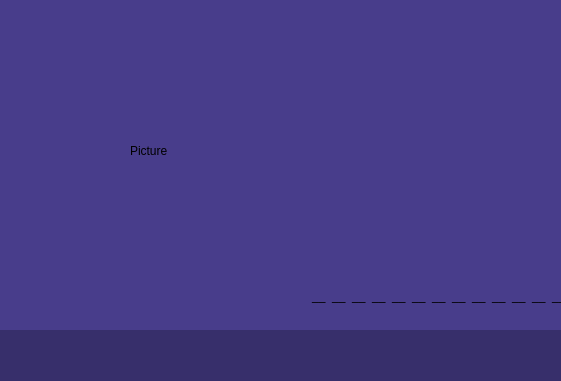
Before: the Qt Designer form Client/Client/MenuForm.ui in Mihnea11/Triviador, drawn with Qt 5; both pictures show x 0 to 561 and y 0 to 381 of the 1280 by 720 pixel window.
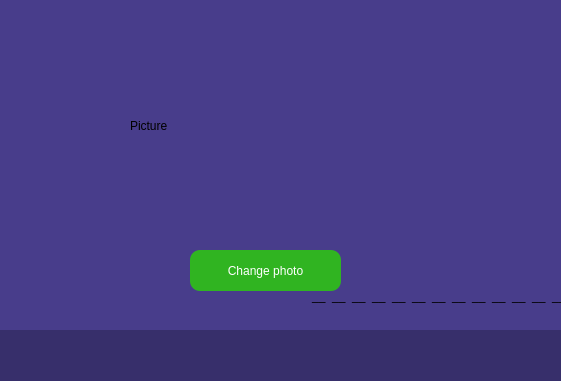
After: the same form once the commit is applied.

Commit message: Change picture functionality

```diff
--- a/Client/Client/MenuForm.ui
+++ b/Client/Client/MenuForm.ui
@@ -246,8 +246,8 @@
       <rect>
        <x>130</x>
        <y>30</y>
-       <width>351</width>
-       <height>241</height>
+       <width>331</width>
+       <height>191</height>
       </rect>
      </property>
      <property name="text">
@@ -420,6 +420,26 @@
       <string>Back</string>
      </property>
     </widget>
+    <widget class="QPushButton" name="ChangePictureButton">
+     <property name="geometry">
+      <rect>
+       <x>190</x>
+       <y>250</y>
+       <width>151</width>
+       <height>41</height>
+      </rect>
+     </property>
+     <property name="styleSheet">
+      <string notr="true">border: 2px;
+color: rgb(255, 255, 255);
+border-radius: 10px;
+font: 700 16pt &quot;Segoe UI&quot;;
+background-color: rgb(48, 180, 33);</string>
+     </property>
+     <property name="text">
+      <string>Change photo</string>
+     </property>
+    </widget>
    </widget>
   </widget>
  </widget>
```
The commit also changes 3 other files.
